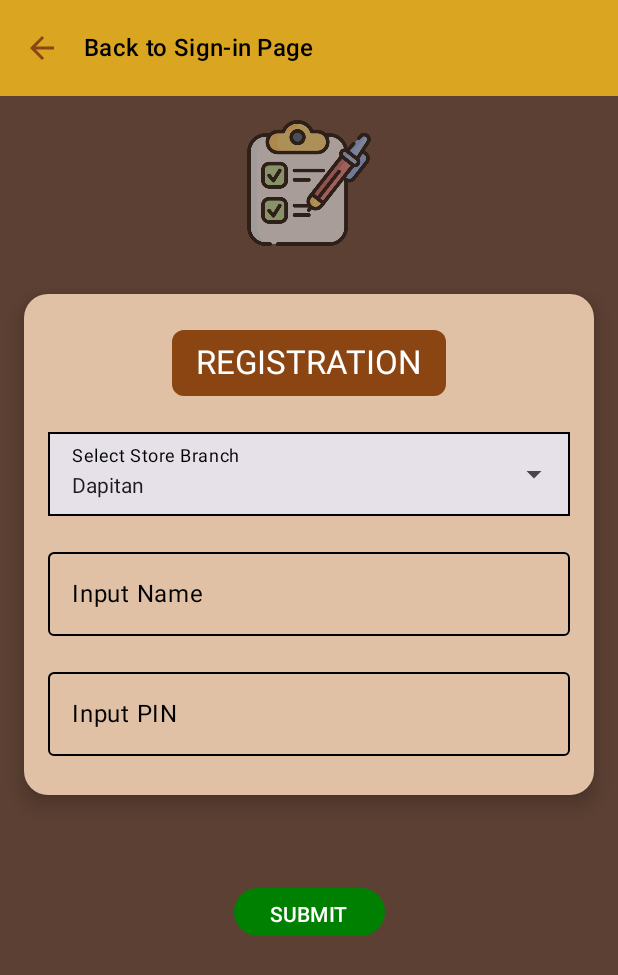
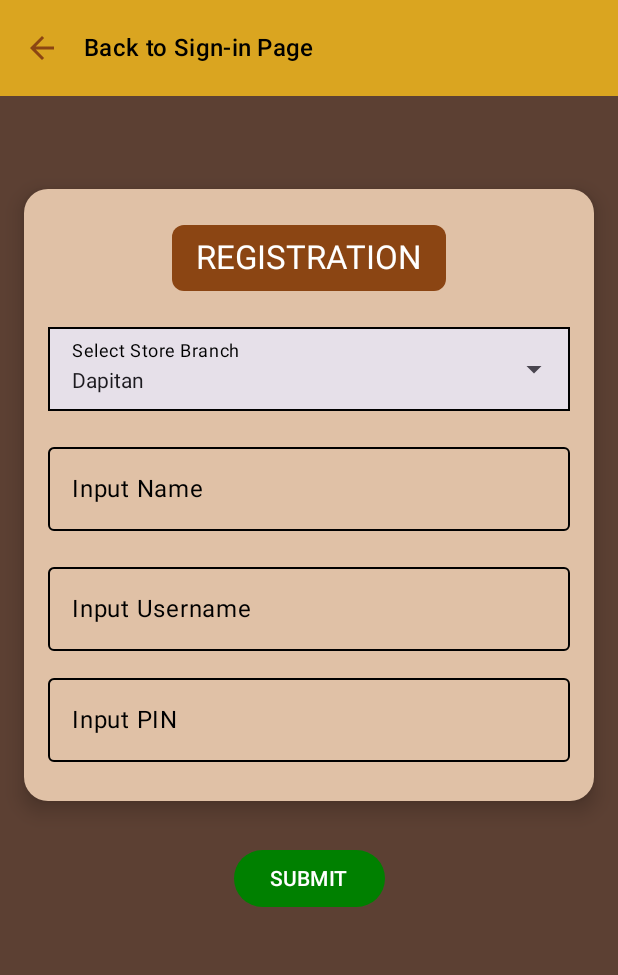
Before and after one commit to Xannyxanx/calleCafe_mobile_app, an Android app built with Jetpack Compose: the RegistrationScreen screen opened through its navigation route, on a phone screen of 412 x 824 dp. Shown: the top 975 px of the screen. Run offline under Robolectric (Android 15) with nearby library versions, the phone set to English and light mode, and no system bars; our stand-ins replace Volley.

Commit message:
Version 0.5

```diff
--- a/app/build.gradle.kts
+++ b/app/build.gradle.kts
@@ -63,6 +63,7 @@ dependencies {
     implementation("androidx.camera:camera-lifecycle:1.1.0")
     implementation("androidx.camera:camera-view:1.0.0-alpha31")
     implementation("com.google.mlkit:text-recognition:16.0.0")
+    implementation("com.google.code.gson:gson:2.10.1")
     val nav_version = "2.8.5"
     implementation("androidx.navigation:navigation-compose:$nav_version")
 }
--- a/app/src/main/java/LoginScreen.kt
+++ b/app/src/main/java/LoginScreen.kt
@@ -33,7 +33,7 @@ fun LoginScreen(navController: NavController) {
 
 
         fun selectData(pin: String) {
-                val url = "http://192.168.254.107/login.php"
+                val url = "http://192.168.254.107/CalleCafe/login.php"
                 val requestQueue: RequestQueue = Volley.newRequestQueue(context)
 
                 //Connection to database
@@ -97,6 +97,7 @@ fun LoginScreen(navController: NavController) {
                                 .width(350.dp)
                                 .padding(bottom = 16.dp)
                 )
+
 
                 Spacer(modifier = Modifier.height(32.dp))
 
--- a/app/src/main/java/RegistrationScreen.kt
+++ b/app/src/main/java/RegistrationScreen.kt
@@ -73,6 +73,7 @@ fun RegistrationScreen(
     val expanded = remember { mutableStateOf(false) }
     val nameInputRegistration = remember { mutableStateOf("") }
     val pinInputRegistration = remember { mutableStateOf("") }
+    val usernameInputRegistration = remember { mutableStateOf("") }
     val context = LocalContext.current
 
     fun insertData(branchDb: String, nameDb: String, pinDb: String) {
@@ -127,19 +128,9 @@ fun RegistrationScreen(
                     .padding(16.dp),
                 horizontalAlignment = Alignment.CenterHorizontally
             ) {
-                // Logo
-                Icon(
-                    painter = painterResource(id = R.drawable.registration),
-                    contentDescription = "Logo",
-                    modifier = Modifier
-                        .alpha(0.5f)
-                        .height(100.dp)
-                        .width(100.dp)
-                        .padding(bottom = 16.dp),
-                    tint = Color.Unspecified
-                )
 
-                // Pushes content upward if needed
+                Spacer(modifier = Modifier.height(30.dp))
+
 
                 // Main content card
                 Card(
@@ -240,6 +231,32 @@ fun RegistrationScreen(
 
                         Spacer(modifier = Modifier.height(16.dp))
 
+                        //Username Input Field
+                        OutlinedTextField(
+                            value = usernameInputRegistration.value,
+                            onValueChange = { input ->
+                                usernameInputRegistration.value = input
+                            },
+                            label = { Text("Input Username") },
+                            modifier = Modifier.fillMaxWidth(),
+                            keyboardOptions = KeyboardOptions(
+                                keyboardType = KeyboardType.Text,
+                                imeAction = ImeAction.Done,
+                                autoCorrect = false
+                            ),
+                            keyboardActions = KeyboardActions(
+                                onDone = { focusManager.clearFocus() }
+                            ),
+                            colors = outlinedTextFieldColors(
+                                focusedBorderColor = Color.Black,
+                                unfocusedBorderColor = Color.Black,
+                                focusedLabelColor = Color.Black,
+                                unfocusedLabelColor = Color.Black
+                            )
+                        )
+
+                        Spacer(modifier = Modifier.height(10.dp))
+
                         // PIN Input Field
                         OutlinedTextField(
                             value = pinInputRegistration.value,
@@ -268,8 +285,6 @@ fun RegistrationScreen(
                     }
                 }
 
-                Spacer(modifier = Modifier.height(30.dp))
-
                 // Submit Button
                 Button(
                     onClick = {
@@ -292,7 +307,7 @@ fun RegistrationScreen(
                     },
                     modifier = Modifier
                         .bounceClick()
-                        .height(64.dp)
+                        .height(70.dp)
                         .align(Alignment.CenterHorizontally)
                         .padding(vertical = 16.dp),
                     colors = ButtonDefaults.buttonColors(containerColor = Color(0xFF008000))
--- a/app/src/main/java/com/example/loginpage/MainActivity.kt
+++ b/app/src/main/java/com/example/loginpage/MainActivity.kt
@@ -93,9 +93,14 @@ class MainActivity : ComponentActivity() {
                     ConfirmationScreen(navController = navController, name = name, idNumber = idNumber, city = city, items = items)
                 }
                 composable(
-                    "Routes.ManualScreen?selectedItems={selectedItems}",
+                    "Routes.ManualScreen?selectedItems={selectedItems}&prefilled={prefilled}",
                     arguments = listOf(
                         navArgument("selectedItems") {
+                            type = NavType.StringType
+                            defaultValue = ""
+                            nullable = true
+                        },
+                        navArgument("prefilled") {
                             type = NavType.StringType
                             defaultValue = ""
                             nullable = true
@@ -103,6 +108,8 @@ class MainActivity : ComponentActivity() {
                     )
                 ) { backStackEntry ->
                     val encodedItems = backStackEntry.arguments?.getString("selectedItems") ?: ""
+                    val prefilled = backStackEntry.arguments?.getString("prefilled") ?: ""
+
                     val selectedItems = try {
                         URLDecoder.decode(encodedItems, "UTF-8").split(",").filter { it.isNotEmpty() }
                     } catch (e: Exception) {
@@ -112,7 +119,8 @@ class MainActivity : ComponentActivity() {
                     ManualScreen(
                         navController = navController,
                         accountViewModel = accountViewModel,
-                        selectedItemsFromScanner = selectedItems
+                        selectedItemsFromScanner = selectedItems,
+                        prefilled = prefilled
                     )
                 }
 
```
Also changed, not shown: app/src/main/java/AccountsScreen.kt (+32 -7 lines), app/src/main/java/ConfirmationScreen.kt (+56 -56 lines), app/src/main/java/ManualScreen.kt (+68 -45 lines).
